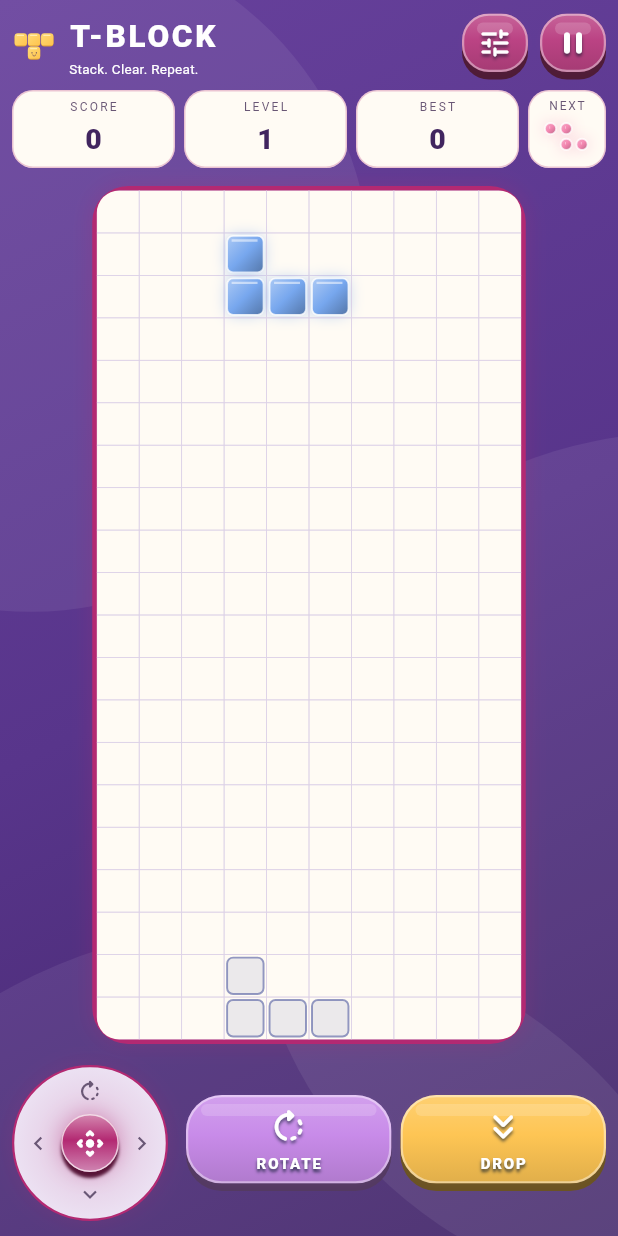
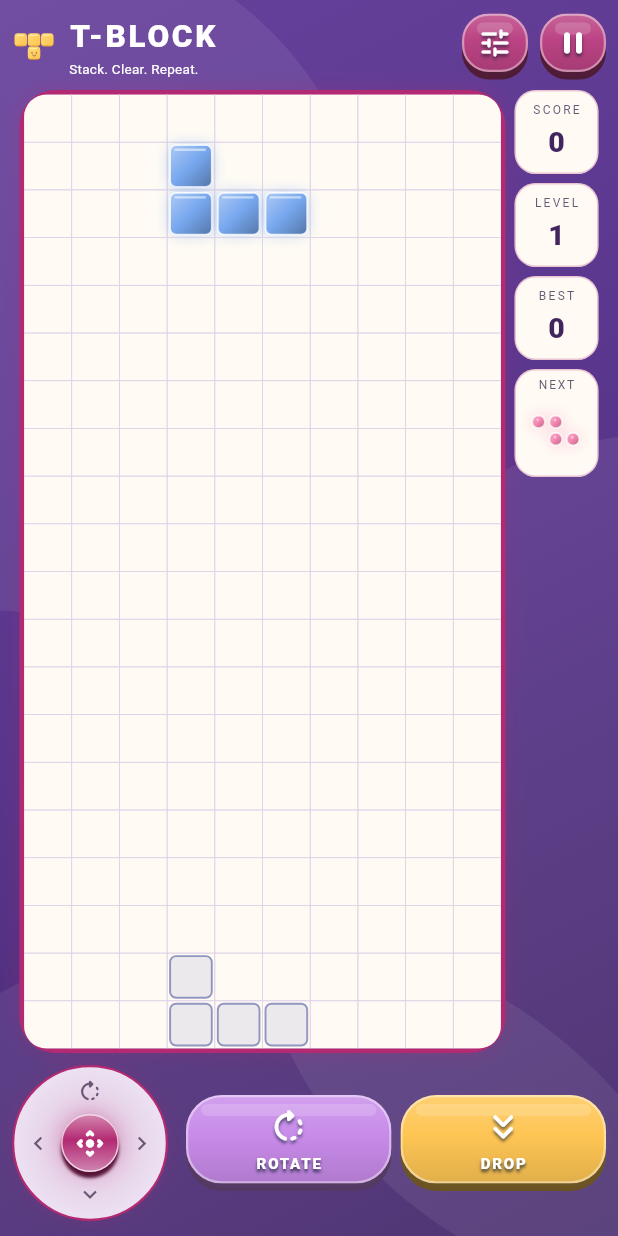
Before and after one commit to somsubhrasihi-arch/zen-blocks-nature, a Flutter app: the screen it shows after launch, after a tap on "Play Classic", on a phone screen of 412 x 824 dp. Run offline on Flutter 3.47's test engine with Material 3 defaults, Android fonts, the phone set to English and light mode, and no system bars; our stand-ins replace audioplayers, google_mobile_ads, in_app_purchase, share_plus, shared_preferences; missing offline and left inert: in_app_purchase_android.

Commit message:
Move gameplay stats beside a larger playing field

```diff
--- a/lib/main.dart
+++ b/lib/main.dart
@@ -521,8 +521,8 @@ class _GameScreenState extends State<GameScreen> with WidgetsBindingObserver, Ti
     super.dispose();
   }
 
-  Widget _stat(String label, String value, {double? progressValue}) => Expanded(child: Container(
-    padding: EdgeInsets.symmetric(vertical: 5, horizontal: 8),
+  Widget _stat(String label, String value, {double? progressValue}) => Container(
+    padding: EdgeInsets.symmetric(vertical: 5, horizontal: 4),
     decoration: BoxDecoration(gradient: LinearGradient(colors: _palette.stats), borderRadius: BorderRadius.circular(14),
       border: Border.all(color: _palette.accent.withValues(alpha: .26))),
     child: Center(child: FittedBox(fit: BoxFit.scaleDown, child: Column(mainAxisSize: MainAxisSize.min, children: [
@@ -531,7 +531,7 @@ class _GameScreenState extends State<GameScreen> with WidgetsBindingObserver, Ti
       if (progressValue != null) ...[SizedBox(height: 3), SizedBox(width: 60, child: LinearProgressIndicator(
         value: progressValue.clamp(0, 1).toDouble(), minHeight: 3, color: _palette.accent, backgroundColor: _palette.grid))],
     ]))),
-  ));
+  );
 
   Widget _control(IconData icon, String label, VoidCallback action) => Expanded(
     child: _button(label, icon, game.canMove ? () => _act(action) : null, stacked: true, height: 64,
@@ -707,6 +707,38 @@ class _GameScreenState extends State<GameScreen> with WidgetsBindingObserver, Ti
     )),
   ]);
 
+  Widget _gameStats(double scale) {
+    Widget card(Widget child) => Padding(padding: const EdgeInsets.only(bottom: 6),
+      child: SizedBox(height: 56 * scale, child: child));
+    return SingleChildScrollView(child: Column(crossAxisAlignment: CrossAxisAlignment.stretch, children: [
+      if (game.mode == PlayMode.sprint) ...[
+        card(_stat('Lines', '${game.lines}/40', progressValue: game.lines / 40)),
+        card(Container(padding: const EdgeInsets.symmetric(horizontal: 4),
+          decoration: BoxDecoration(color: _palette.panel, borderRadius: BorderRadius.circular(14),
+            border: Border.all(color: _palette.accent.withValues(alpha: .26))),
+          child: Center(child: FittedBox(fit: BoxFit.scaleDown, child: Column(mainAxisSize: MainAxisSize.min, children: [
+            Text('TIME', style: TextStyle(color: _palette.muted, fontSize: 8, letterSpacing: 1.5)),
+            SprintTimeText(game: game),
+          ]))))),
+        card(_stat('Best', progress.data.sprintBestMs == 0 ? '—' : formatRunTime(progress.data.sprintBestMs))),
+      ] else ...[
+        card(_stat('Score', '${game.score}')),
+        card(_stat('Level', '${game.level}')),
+        card(_stat(game.mode == PlayMode.classic ? 'Best' : 'Goal',
+          game.mode == PlayMode.classic ? '$highScore' : '${game.goalProgress}/${game.goalTarget}',
+          progressValue: game.goalTarget > 0 ? game.goalProgress / game.goalTarget : null)),
+      ],
+      Container(height: 72 * scale, padding: const EdgeInsets.all(4),
+        decoration: BoxDecoration(color: _palette.panel, borderRadius: BorderRadius.circular(14),
+          border: Border.all(color: _palette.accent.withValues(alpha: .26))),
+        child: Column(children: [
+          Text('NEXT', style: TextStyle(color: _palette.muted, fontSize: 8, letterSpacing: 1.2)),
+          Expanded(child: CustomPaint(painter: NextPainter(game.nextKind, palette: _palette,
+            skin: progress.data.skin), size: Size.infinite)),
+        ])),
+    ]));
+  }
+
   Widget _buildGame() => LayoutBuilder(builder: (context, constraints) {
     final scale = MediaQuery.textScalerOf(context).scale(1).clamp(1.0, 1.5).toDouble();
     return Padding(padding: EdgeInsets.all(8), child: Column(children: [
@@ -723,31 +755,21 @@ class _GameScreenState extends State<GameScreen> with WidgetsBindingObserver, Ti
           onPressed: () { final resume = game.paused; game.togglePause(); if (resume) _scheduleTick(); }, palette: _palette),
       ])),
       SizedBox(height: 6),
-      SizedBox(height: 52 * scale, child: Row(crossAxisAlignment: CrossAxisAlignment.stretch, children: [
-        if (game.mode == PlayMode.sprint) ...[
-          _stat('Lines', '${game.lines}/40', progressValue: game.lines/40), SizedBox(width: 6),
-          Expanded(child: Container(padding: EdgeInsets.symmetric(horizontal: 4),
-            decoration: BoxDecoration(color: _palette.panel, borderRadius: BorderRadius.circular(14), border: Border.all(color: _palette.accent.withValues(alpha: .26))),
-            child: Center(child: FittedBox(fit: BoxFit.scaleDown, child: Column(mainAxisSize: MainAxisSize.min, children: [
-              Text('TIME', style: TextStyle(color: _palette.muted, fontSize: 8, letterSpacing: 1.5)), SprintTimeText(game: game),
-            ]))))), SizedBox(width: 6),
-          _stat('Best', progress.data.sprintBestMs == 0 ? '—' : formatRunTime(progress.data.sprintBestMs)),
-        ] else ...[
-          _stat('Score', '${game.score}'), SizedBox(width: 6), _stat('Level', '${game.level}'), SizedBox(width: 6),
-          _stat(game.mode == PlayMode.classic ? 'Best' : 'Goal', game.mode == PlayMode.classic ? '$highScore' : '${game.goalProgress}/${game.goalTarget}',
-            progressValue: game.goalTarget > 0 ? game.goalProgress/game.goalTarget : null),
-        ], SizedBox(width: 6),
-        Container(width: 52, padding: EdgeInsets.all(4), decoration: BoxDecoration(color: _palette.panel,
-          borderRadius: BorderRadius.circular(14), border: Border.all(color: _palette.accent.withValues(alpha: .26))),
-          child: Column(children: [Text('NEXT', style: TextStyle(color: _palette.muted, fontSize: 8, letterSpacing: 1.2)),
-            Expanded(child: CustomPaint(painter: NextPainter(game.nextKind, palette: _palette, skin: progress.data.skin), size: Size.infinite)),
-          ])),
-      ])),
-      SizedBox(height: 6),
       Expanded(child: LayoutBuilder(builder: (context, boardSpace) {
-        final width = math.min(boardSpace.maxWidth - 12, (boardSpace.maxHeight - 6) / 2).clamp(40.0, 1000.0).toDouble();
-        return Center(child: Padding(padding: EdgeInsets.all(6), child: SizedBox(width: width,
-          child: GameBoardFrame(palette: _palette, child: AspectRatio(aspectRatio: boardWidth / boardHeight, child: _boardContents())))));
+        final railWidth = math.max(56 * scale, boardSpace.maxWidth * .14);
+        const gap = 6.0;
+        // Include the frame in the fit, preserving square cells inside it.
+        final width = math.min(boardSpace.maxWidth - railWidth - gap,
+          (boardSpace.maxHeight - 6) * boardWidth / boardHeight + 6);
+        final height = (width - 6) * boardHeight / boardWidth + 6;
+        return Center(child: SizedBox(height: height, child: Row(
+          mainAxisSize: MainAxisSize.min, crossAxisAlignment: CrossAxisAlignment.start, children: [
+            SizedBox(width: width, child: GameBoardFrame(palette: _palette,
+              child: AspectRatio(aspectRatio: boardWidth / boardHeight, child: _boardContents()))),
+            SizedBox(width: gap),
+            SizedBox(key: const ValueKey('game-stats-rail'), width: railWidth,
+              child: _gameStats(scale)),
+          ])));
       })),
       SizedBox(height: 6),
       SizedBox(height: joystickEnabled ? 108 : 64, child: Row(children: [
```
Also changed, not shown: 2 other files.
